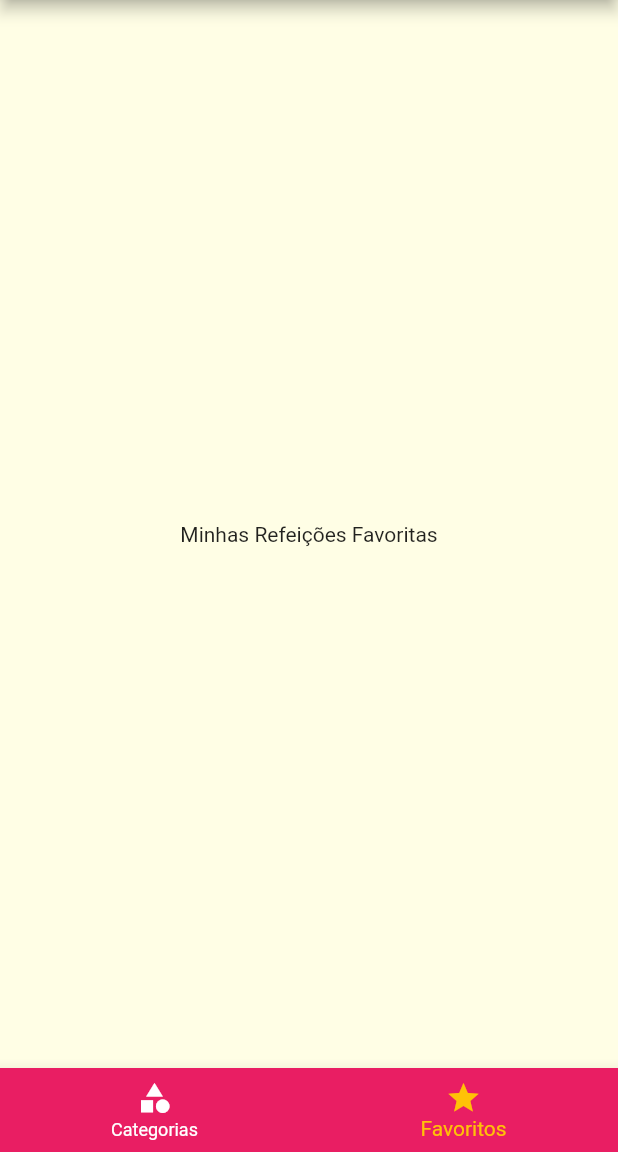
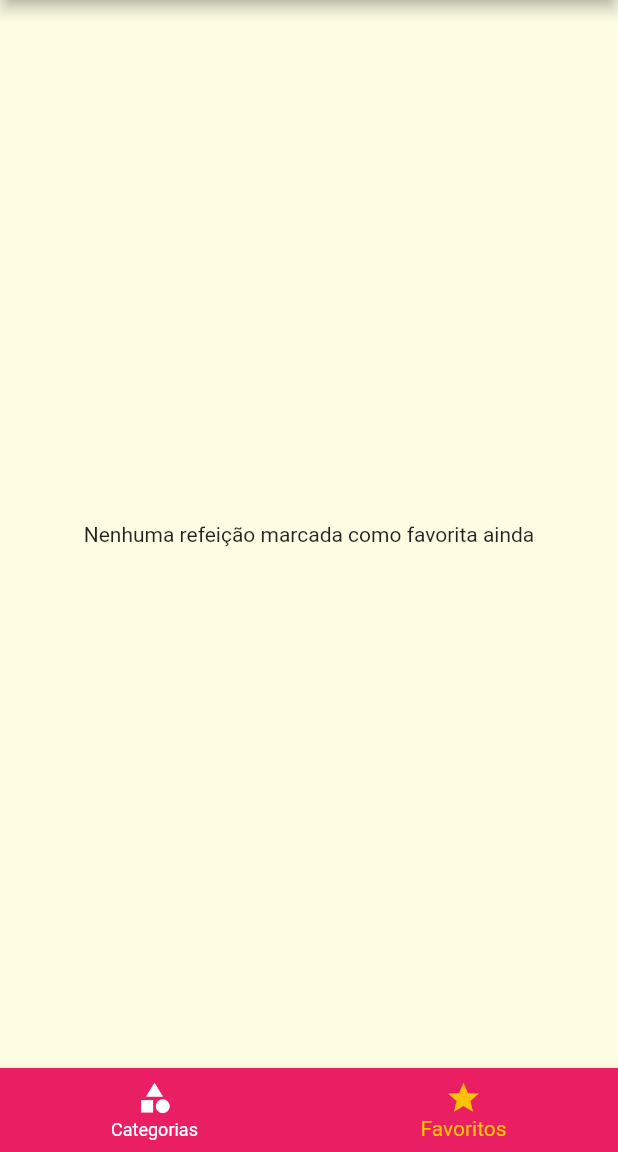
Before and after one commit to RamonGiovane/cookbook, a Flutter app: the screen it shows after launch, item 2 of the bottom bar chosen, on a phone screen of 412 x 824 dp, the part 84-1236 px from its top. Run offline on Flutter 3.47's test engine with Material 2 defaults, Android fonts, the phone set to English and light mode, and no system bars.

Commit message:
Lesson 197: Favorites Screen

```diff
--- a/lib/main.dart
+++ b/lib/main.dart
@@ -1,4 +1,5 @@
 import 'dart:ui';
+import 'package:cookbook/components/meal_item.dart';
 import 'package:cookbook/data/dummy_data.dart';
 import 'package:cookbook/meals/app_routes.dart';
 import 'package:cookbook/models/meal.dart';
@@ -19,6 +20,7 @@ class MyApp extends StatefulWidget {
 class _MyAppState extends State<MyApp> {
   Settings settings = Settings();
   List<Meal> _availableMeals = DUMMY_MEALS;
+  List<Meal> _favoriteMeals = [];
 
   //Essa funcao vai mudar a lista de Meals que esta no estado do MyApp
   void _filterMeals(Settings settings) {
@@ -40,10 +42,22 @@ class _MyAppState extends State<MyApp> {
     });
   }
 
+  void _toggleFavorite(Meal meal) {
+    setState(() {
+      _favoriteMeals.contains(meal)
+          ? _favoriteMeals.remove(meal)
+          : _favoriteMeals.add(meal);
+    });
+  }
+
+  bool _isFavorite(Meal meal){
+    return _favoriteMeals.contains(meal);
+  }
+
   @override
   Widget build(BuildContext context) {
     return MaterialApp(
-      title: 'Vamos Cozinzar?',
+      title: 'Vamos Cozinhar?',
       theme: ThemeData(
           primarySwatch: Colors.pink,
           accentColor: Colors.amber,
@@ -56,10 +70,10 @@ class _MyAppState extends State<MyApp> {
                 ),
               )),
       routes: {
-        AppRoutes.HOME: (ctx) => TabsScreen(),
+        AppRoutes.HOME: (ctx) => TabsScreen(_favoriteMeals),
         AppRoutes.CATEGORIES_MEALS: (ctx) =>
             CategoriesMealsScreen(_availableMeals),
-        AppRoutes.MEAL_DETAIL: (ctx) => MealDetailScreen(),
+        AppRoutes.MEAL_DETAIL: (ctx) => MealDetailScreen(_toggleFavorite, _isFavorite),
         AppRoutes.SETTINGS: (ctx) => SettingsScreen(settings, _filterMeals),
       },
     );
--- a/lib/screens/favorites_screen.dart
+++ b/lib/screens/favorites_screen.dart
@@ -1,13 +1,27 @@
+import 'package:cookbook/components/meal_item.dart';
+import 'package:cookbook/models/meal.dart';
 import 'package:flutter/material.dart';
 
 class FavoritesScreen extends StatelessWidget {
+  final List<Meal> favoriteMeals;
 
-   static const String screenName = 'Meus Favoritos';
+  const FavoritesScreen(this.favoriteMeals);
+
+  static const String screenName = 'Meus Favoritos';
 
   @override
   Widget build(BuildContext context) {
-    return Center(
-      child: Text('Minhas Refeições Favoritas'),
-    );
+    if (favoriteMeals.isEmpty)
+      return Center(
+        child: Text('Nenhuma refeição marcada como favorita ainda'),
+      );
+    else {
+      return ListView.builder(
+        itemCount: favoriteMeals.length,
+        itemBuilder: (ctx, index){
+          return MealItem(favoriteMeals[index]);
+        },
+      );
+    }
   }
 }
--- a/lib/screens/tabs_screen.dart
+++ b/lib/screens/tabs_screen.dart
@@ -1,9 +1,14 @@
 import 'package:cookbook/components/main_drawer.dart';
+import 'package:cookbook/models/meal.dart';
 import 'package:cookbook/screens/categories_screen.dart';
 import 'package:cookbook/screens/favorites_screen.dart';
 import 'package:flutter/material.dart';
 
 class TabsScreen extends StatefulWidget {
+  final List<Meal> favoriteMeals;
+
+  const TabsScreen(this.favoriteMeals);
+
   @override
   _TabsScreenState createState() => _TabsScreenState();
 }
@@ -11,16 +16,26 @@ class TabsScreen extends StatefulWidget {
 class _TabsScreenState extends State<TabsScreen> {
   int _selectedScreenIndex = 0;
 
-  final List<Map<String, Object>> _screens = [
-    {'title': CategoriesScreen.screenName, 'screen': CategoriesScreen()},
-    {'title': FavoritesScreen.screenName, 'screen': FavoritesScreen()},
-  ];
+  List<Map<String, Object>> _screens;
 
-  _selectScreen(int index) {
+  @override
+  void initState() {
+    super.initState();
+    _screens = [
+      {'title': CategoriesScreen.screenName, 'screen': CategoriesScreen()},
+      {
+        'title': FavoritesScreen.screenName,
+        'screen': FavoritesScreen(widget.favoriteMeals)
+      },
+    ];
+  }
+
+  void _selectScreen(int index) {
     setState(() {
       _selectedScreenIndex = index;
     });
   }
+
 
   @override
   Widget build(BuildContext context) {
```
Also changed, not shown: lib/screens/meal_detail_screen.dart (+9 -2 lines).
